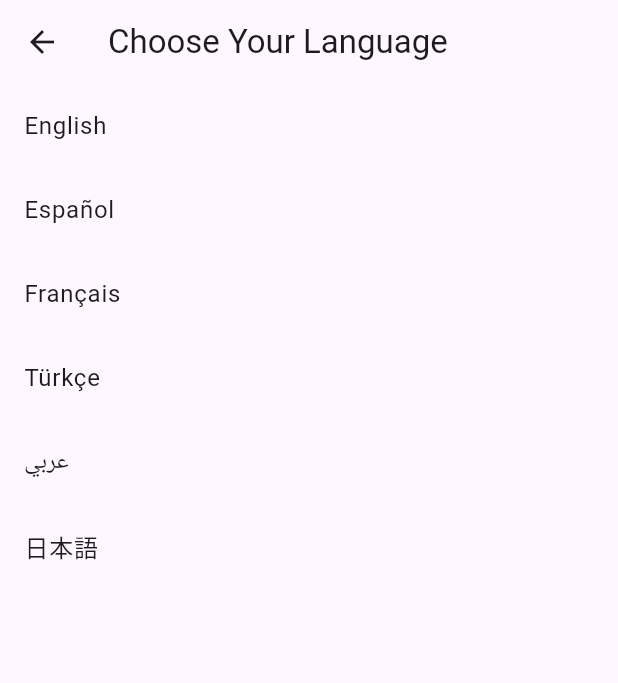
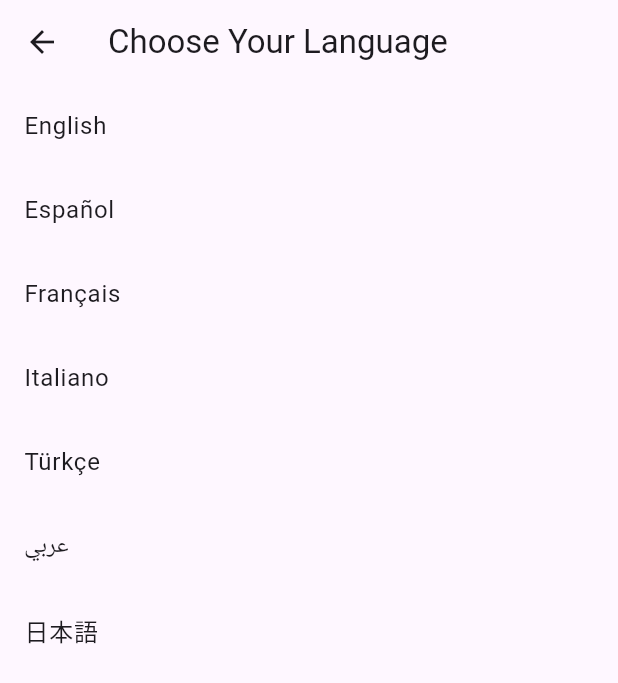
Before and after one commit to Kuineer/Ebabil, a Flutter app: the LanguageSelection screen opened by its route, after a tap on "日本語", on a phone screen of 412 x 824 dp. Shown: the top 683 px of the screen. Run offline on Flutter 3.47's test engine with Material 3 defaults, Android fonts, the phone set to English and light mode, and no system bars; our stand-ins replace shared_preferences; missing offline and left inert: flutter_phone_direct_caller; accounts and stored records are empty.

Commit message:
Update language_selection.dart

```diff
--- a/lib/pages/language_selection.dart
+++ b/lib/pages/language_selection.dart
@@ -5,7 +5,7 @@ class LanguageSelection extends StatelessWidget {
   Widget build(BuildContext context) {
     return Scaffold(
       appBar: AppBar(
-        title: Text('Choose Your Language') //üst çubuk
+        title: Text('Choose Your Language')
       ),
       body: ListView(
         children: [
@@ -28,6 +28,12 @@ class LanguageSelection extends StatelessWidget {
             },
           ),
           ListTile(
+            title: Text('Italiano'),
+            onTap: () {
+
+            },
+          ),
+          ListTile(
             title: Text('Türkçe'),
             onTap: () {
 
@@ -43,10 +49,10 @@ class LanguageSelection extends StatelessWidget {
             title: Text('日本語'),
             onTap: () {
 
-            }, //diller liste halinde verilmiş vaziyette duruyor
-          ),
-        ],
-      ),
+            },
+          )
+        ]
+      )
     );
   }
 }
```
